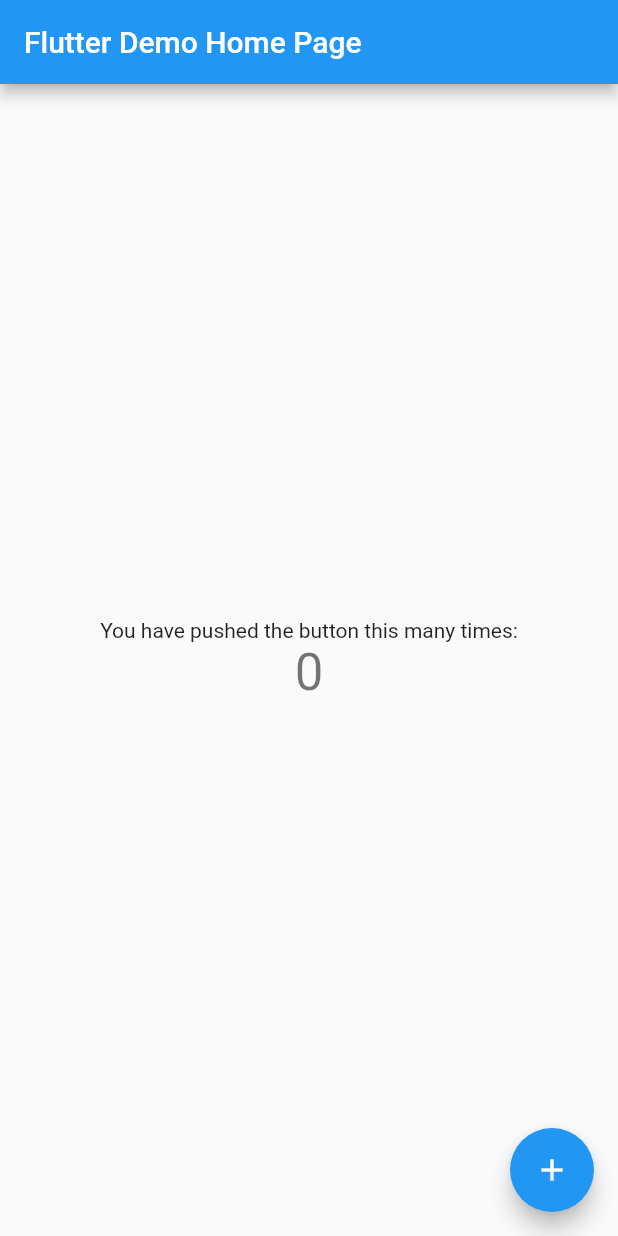
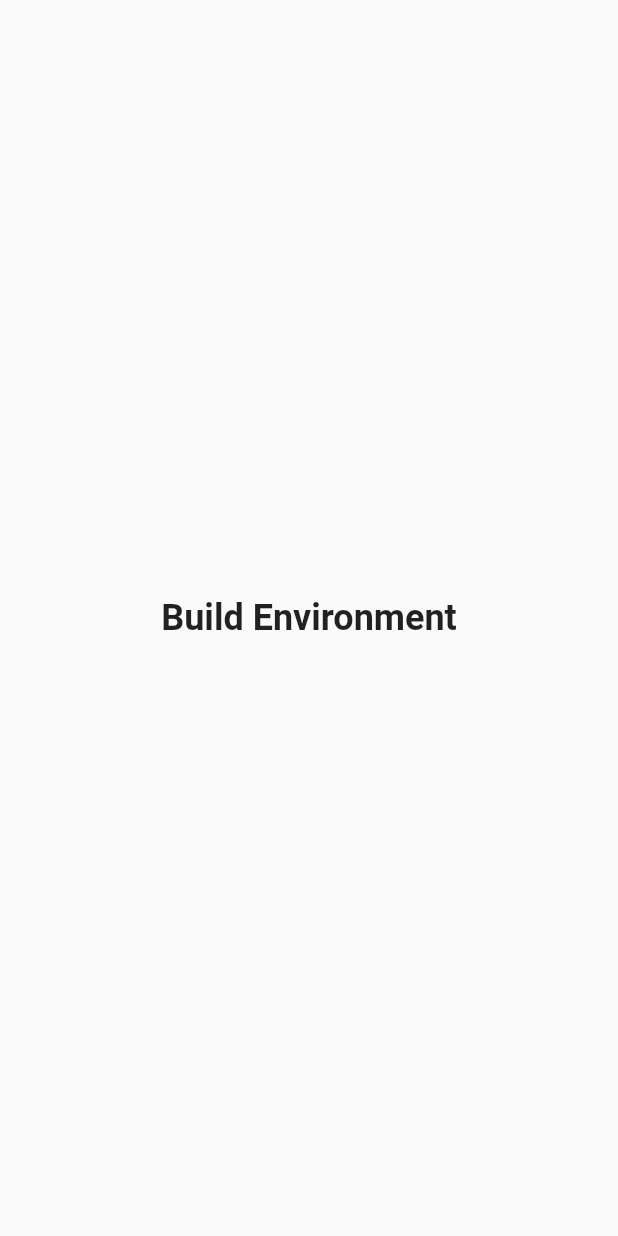
Before and after one commit to yoesuv/Flutter-Build-Environment, a Flutter app: the screen it shows after launch, on a phone screen of 412 x 824 dp. Run offline on Flutter 3.47's test engine with Material 2 defaults, Android fonts, the phone set to English and light mode, and no system bars.

Commit message:
:tractor: setup boilerplate

```diff
--- a/lib/main.dart
+++ b/lib/main.dart
@@ -1,115 +1,6 @@
+import 'package:build_environment/src/my_app.dart';
 import 'package:flutter/material.dart';
 
 void main() {
   runApp(const MyApp());
 }
-
-class MyApp extends StatelessWidget {
-  const MyApp({Key? key}) : super(key: key);
-
-  // This widget is the root of your application.
-  @override
-  Widget build(BuildContext context) {
-    return MaterialApp(
-      title: 'Flutter Demo',
-      theme: ThemeData(
-        // This is the theme of your application.
-        //
-        // Try running your application with "flutter run". You'll see the
-        // application has a blue toolbar. Then, without quitting the app, try
-        // changing the primarySwatch below to Colors.green and then invoke
-        // "hot reload" (press "r" in the console where you ran "flutter run",
-        // or simply save your changes to "hot reload" in a Flutter IDE).
-        // Notice that the counter didn't reset back to zero; the application
-        // is not restarted.
-        primarySwatch: Colors.blue,
-      ),
-      home: const MyHomePage(title: 'Flutter Demo Home Page'),
-    );
-  }
-}
-
-class MyHomePage extends StatefulWidget {
-  const MyHomePage({Key? key, required this.title}) : super(key: key);
-
-  // This widget is the home page of your application. It is stateful, meaning
-  // that it has a State object (defined below) that contains fields that affect
-  // how it looks.
-
-  // This class is the configuration for the state. It holds the values (in this
-  // case the title) provided by the parent (in this case the App widget) and
-  // used by the build method of the State. Fields in a Widget subclass are
-  // always marked "final".
-
-  final String title;
-
-  @override
-  State<MyHomePage> createState() => _MyHomePageState();
-}
-
-class _MyHomePageState extends State<MyHomePage> {
-  int _counter = 0;
-
-  void _incrementCounter() {
-    setState(() {
-      // This call to setState tells the Flutter framework that something has
-      // changed in this State, which causes it to rerun the build method below
-      // so that the display can reflect the updated values. If we changed
-      // _counter without calling setState(), then the build method would not be
-      // called again, and so nothing would appear to happen.
-      _counter++;
-    });
-  }
-
-  @override
-  Widget build(BuildContext context) {
-    // This method is rerun every time setState is called, for instance as done
-    // by the _incrementCounter method above.
-    //
-    // The Flutter framework has been optimized to make rerunning build methods
-    // fast, so that you can just rebuild anything that needs updating rather
-    // than having to individually change instances of widgets.
-    return Scaffold(
-      appBar: AppBar(
-        // Here we take the value from the MyHomePage object that was created by
-        // the App.build method, and use it to set our appbar title.
-        title: Text(widget.title),
-      ),
-      body: Center(
-        // Center is a layout widget. It takes a single child and positions it
-        // in the middle of the parent.
-        child: Column(
-          // Column is also a layout widget. It takes a list of children and
-          // arranges them vertically. By default, it sizes itself to fit its
-          // children horizontally, and tries to be as tall as its parent.
-          //
-          // Invoke "debug painting" (press "p" in the console, choose the
-          // "Toggle Debug Paint" action from the Flutter Inspector in Android
-          // Studio, or the "Toggle Debug Paint" command in Visual Studio Code)
-          // to see the wireframe for each widget.
-          //
-          // Column has various properties to control how it sizes itself and
-          // how it positions its children. Here we use mainAxisAlignment to
-          // center the children vertically; the main axis here is the vertical
-          // axis because Columns are vertical (the cross axis would be
-          // horizontal).
-          mainAxisAlignment: MainAxisAlignment.center,
-          children: <Widget>[
-            const Text(
-              'You have pushed the button this many times:',
-            ),
-            Text(
-              '$_counter',
-              style: Theme.of(context).textTheme.headline4,
-            ),
-          ],
-        ),
-      ),
-      floatingActionButton: FloatingActionButton(
-        onPressed: _incrementCounter,
-        tooltip: 'Increment',
-        child: const Icon(Icons.add),
-      ), // This trailing comma makes auto-formatting nicer for build methods.
-    );
-  }
-}
--- /dev/null
+++ b/lib/src/home.dart
@@ -0,0 +1,19 @@
+import 'package:flutter/material.dart';
+
+class Home extends StatelessWidget {
+  const Home({Key? key}) : super(key: key);
+
+  @override
+  Widget build(BuildContext context) {
+    return const Scaffold (
+      body: Center(
+        child: Text('Build Environment',
+          style: TextStyle(
+            fontSize: 24,
+            fontWeight: FontWeight.bold,
+          )),
+      ),
+    );
+
+  }
+}
--- /dev/null
+++ b/lib/src/my_app.dart
@@ -0,0 +1,17 @@
+import 'package:build_environment/src/home.dart';
+import 'package:flutter/material.dart';
+
+class MyApp extends StatelessWidget {
+  const MyApp({Key? key}) : super(key: key);
+
+  @override
+  Widget build(BuildContext context) {
+    return MaterialApp(
+      title: 'Flutter Build Environment',
+      theme: ThemeData(
+        primarySwatch: Colors.teal
+      ),
+      home: const Home(),
+    );
+  }
+}
```
Also changed, not shown: 1 other file.
